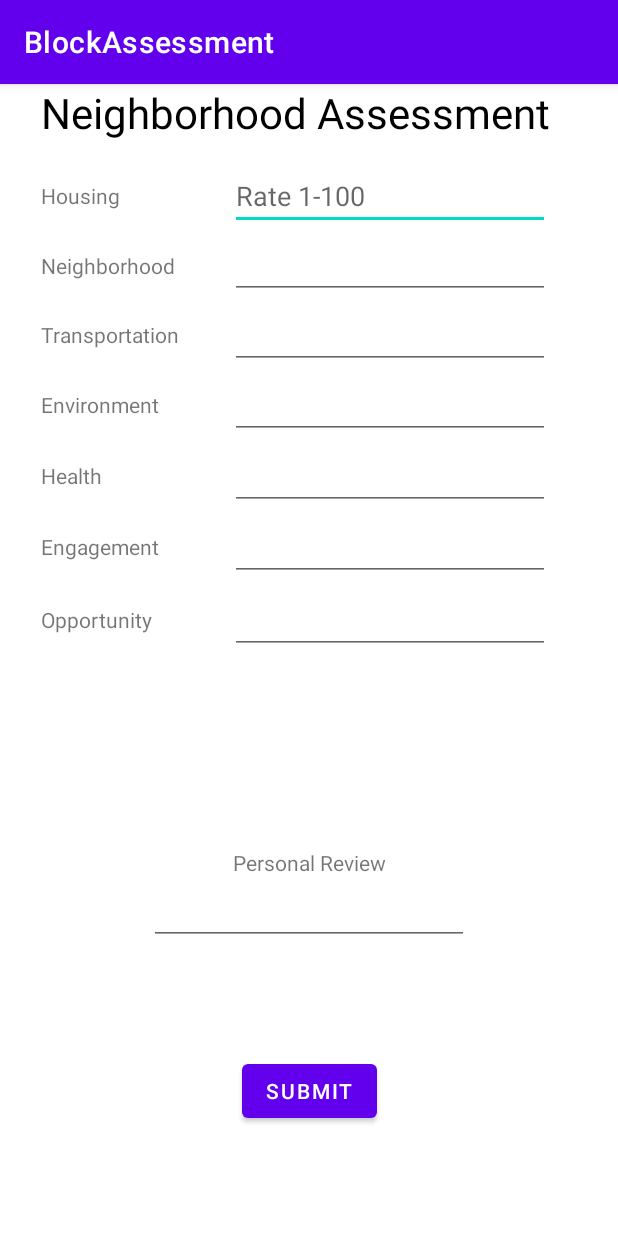
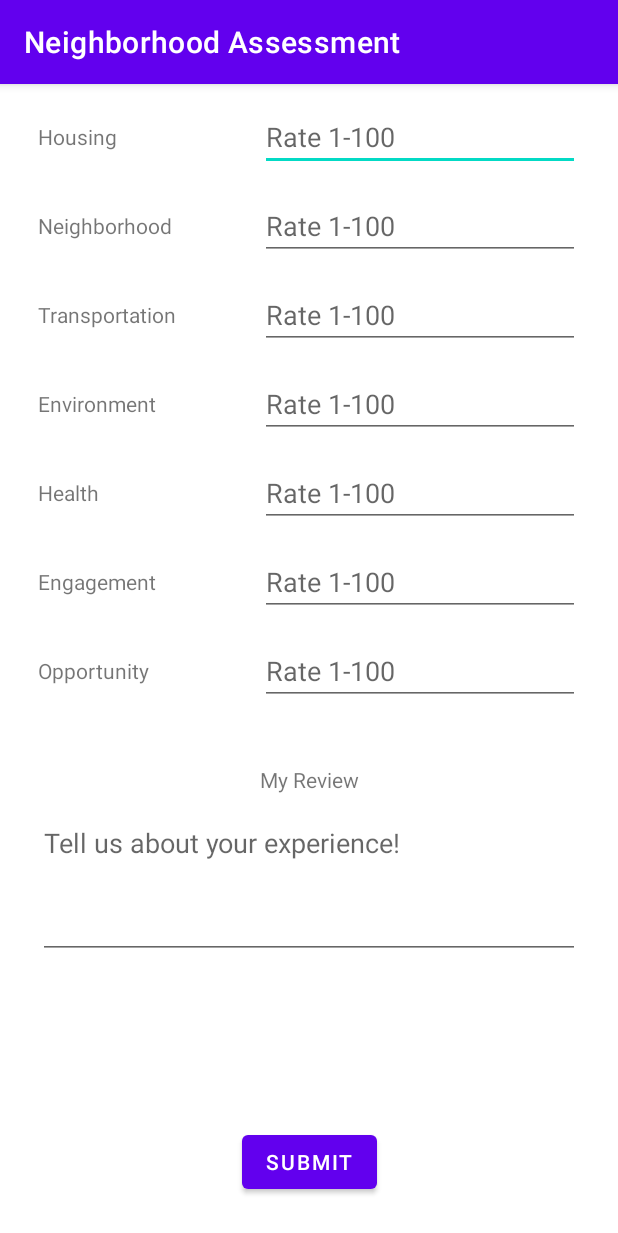
Before and after one commit to tuallen/CMSC436-Group-1, an Android app: the SurveyActivity screen opened directly, with no data from a screen before it, on a phone screen of 412 x 824 dp. Shown: the top 1233 px of the screen. Run offline under Robolectric (Android 15) with nearby library versions, the phone set to English and light mode, and no system bars; our stand-ins replace Firebase (no records; nobody signed in at launch, a user with empty details on screens opened directly).

Commit message:
Survey updates

```diff
--- a/BlockAssessment/app/src/main/java/com/example/blockassessment/SurveyActivity.kt
+++ b/BlockAssessment/app/src/main/java/com/example/blockassessment/SurveyActivity.kt
@@ -7,23 +7,22 @@ import android.util.Log
 import android.view.View
 import android.widget.Button
 import android.widget.EditText
-import android.widget.TextView
+import android.widget.Toast
 import androidx.appcompat.app.AppCompatActivity
 import com.google.firebase.firestore.FirebaseFirestore
 import com.google.firebase.firestore.ktx.firestore
 import com.google.firebase.ktx.Firebase
 
 class SurveyActivity : AppCompatActivity() {
-    lateinit var db : FirebaseFirestore
-    private lateinit var mTitle: TextView
-    lateinit var mHousing: EditText
-    lateinit var mNeighborhood: EditText
-    lateinit var mTransportation: EditText
-    lateinit var mEnvironment: EditText
-    lateinit var mHealth: EditText
-    lateinit var mEngagement: EditText
-    lateinit var mOpportunity: EditText
-    lateinit var mReview: EditText
+    private lateinit var db : FirebaseFirestore
+    private lateinit var mHousing: EditText
+    private lateinit var mNeighborhood: EditText
+    private lateinit var mTransportation: EditText
+    private lateinit var mEnvironment: EditText
+    private lateinit var mHealth: EditText
+    private lateinit var mEngagement: EditText
+    private lateinit var mOpportunity: EditText
+    private lateinit var mReview: EditText
     private lateinit var mSubmitButton: Button
 
     override fun onCreate(savedInstanceState: Bundle?) {
@@ -33,13 +32,12 @@ class SurveyActivity : AppCompatActivity() {
 
         db = Firebase.firestore // Reference to database
 
-        // Initialize title
-        mTitle = findViewById<View>(R.id.textViewTitle) as TextView
-        if (intent.hasExtra("blockName")) { // TODO: blockName
-            mTitle.text = intent.getStringExtra("blockName")
-        } else {
-            mTitle.text = resources.getString(R.string.default_survey_title)
-        }
+        // Set title
+        title = if (intent.hasExtra("blockName")) { // TODO: blockName
+                    intent.getStringExtra("blockName").toString()
+                } else {
+                    resources.getString(R.string.default_survey_title)
+                }
 
         // Initialize EditText fields
         mHousing = findViewById<View>(R.id.editTextHousing) as EditText
@@ -49,7 +47,7 @@ class SurveyActivity : AppCompatActivity() {
         mHealth = findViewById<View>(R.id.editTextHealth) as EditText
         mEngagement = findViewById<View>(R.id.editTextEngagement) as EditText
         mOpportunity = findViewById<View>(R.id.editTextOpportunity) as EditText
-        mReview = findViewById<View>(R.id.editTextPersonalReview) as EditText
+        mReview = findViewById<View>(R.id.editTextReview) as EditText
         // Limit score EditText fields to integers from 1 to 100
         mHousing.filters = arrayOf<InputFilter>(MinMaxFilter(1, 100))
         mNeighborhood.filters = arrayOf<InputFilter>(MinMaxFilter(1, 100))
@@ -94,9 +92,11 @@ class SurveyActivity : AppCompatActivity() {
             .add(assessment)
             .addOnSuccessListener { documentReference ->
                 Log.d(TAG, "DocumentSnapshot added with ID: ${documentReference.id}")
+                Toast.makeText(applicationContext, SUBMIT_SUCCESS, Toast.LENGTH_LONG).show()
             }
             .addOnFailureListener { e ->
                 Log.w(TAG, "Error adding document", e)
+                Toast.makeText(applicationContext, SUBMIT_FAILED, Toast.LENGTH_LONG).show()
             }
 
         // Close activity // TODO: Intent, if necessary
@@ -143,6 +143,8 @@ class SurveyActivity : AppCompatActivity() {
 
     companion object {
         private const val TAG = "Survey-Activity"
+        private const val SUBMIT_SUCCESS = "Assessment Submitted!"
+        private const val SUBMIT_FAILED = "Failed to submit assessment!"
     }
 
 }
--- a/BlockAssessment/app/src/main/res/layout/activity_survey.xml
+++ b/BlockAssessment/app/src/main/res/layout/activity_survey.xml
@@ -7,31 +7,21 @@
     tools:context=".SurveyActivity">
 
     <TextView
-        android:id="@+id/textViewTitle"
-        android:layout_width="wrap_content"
-        android:layout_height="wrap_content"
-        android:layout_marginStart="27dp"
-        android:text="@string/default_survey_title"
-        android:textColor="#000000"
-        android:textSize="28sp"
-        app:layout_constraintStart_toStartOf="parent"
-        app:layout_constraintTop_toTopOf="parent" />
-
-    <TextView
         android:id="@+id/textViewHousing"
         android:layout_width="wrap_content"
         android:layout_height="wrap_content"
+        android:layout_marginTop="25dp"
+        android:layout_marginLeft="25dp"
         android:text="Housing"
-        app:layout_constraintBottom_toTopOf="@+id/textViewNeighborhood"
-        app:layout_constraintStart_toStartOf="@+id/textViewTitle"
-        app:layout_constraintTop_toBottomOf="@+id/textViewTitle" />
+        app:layout_constraintStart_toStartOf="parent"
+        app:layout_constraintTop_toTopOf="parent" />
 
     <TextView
         android:id="@+id/textViewNeighborhood"
         android:layout_width="wrap_content"
         android:layout_height="wrap_content"
+        android:layout_marginTop="40dp"
         android:text="Neighborhood"
-        app:layout_constraintBottom_toTopOf="@+id/textViewTransportation"
         app:layout_constraintStart_toStartOf="@+id/textViewHousing"
         app:layout_constraintTop_toBottomOf="@+id/textViewHousing" />
 
@@ -39,16 +29,16 @@
         android:id="@+id/textViewTransportation"
         android:layout_width="wrap_content"
         android:layout_height="wrap_content"
-        android:layout_marginTop="157dp"
+        android:layout_marginTop="40dp"
         android:text="Transportation"
         app:layout_constraintStart_toStartOf="@+id/textViewNeighborhood"
-        app:layout_constraintTop_toTopOf="parent" />
+        app:layout_constraintTop_toBottomOf="@+id/textViewNeighborhood" />
 
     <TextView
         android:id="@+id/textViewEnvironment"
         android:layout_width="wrap_content"
         android:layout_height="wrap_content"
-        android:layout_marginTop="27dp"
+        android:layout_marginTop="40dp"
         android:text="Environment"
         app:layout_constraintStart_toStartOf="@+id/textViewTransportation"
         app:layout_constraintTop_toBottomOf="@+id/textViewTransportation" />
@@ -57,7 +47,7 @@
         android:id="@+id/textViewHealth"
         android:layout_width="wrap_content"
         android:layout_height="wrap_content"
-        android:layout_marginTop="28dp"
+        android:layout_marginTop="40dp"
         android:text="Health"
         app:layout_constraintStart_toStartOf="@+id/textViewEnvironment"
         app:layout_constraintTop_toBottomOf="@+id/textViewEnvironment" />
@@ -66,7 +56,7 @@
         android:id="@+id/textViewEngagement"
         android:layout_width="wrap_content"
         android:layout_height="wrap_content"
-        android:layout_marginTop="28dp"
+        android:layout_marginTop="40dp"
         android:text="Engagement"
         app:layout_constraintStart_toStartOf="@+id/textViewHealth"
         app:layout_constraintTop_toBottomOf="@+id/textViewHealth" />
@@ -75,29 +65,21 @@
         android:id="@+id/textViewOpportunity"
         android:layout_width="wrap_content"
         android:layout_height="wrap_content"
-        android:layout_marginTop="29dp"
+        android:layout_marginTop="40dp"
         android:text="Opportunity"
         app:layout_constraintStart_toStartOf="@+id/textViewEngagement"
         app:layout_constraintTop_toBottomOf="@+id/textViewEngagement" />
-
-    <TextView
-        android:id="@+id/textViewPersonalReview"
-        android:layout_width="wrap_content"
-        android:layout_height="wrap_content"
-        android:text="Personal Review"
-        app:layout_constraintBottom_toTopOf="@+id/editTextPersonalReview"
-        app:layout_constraintEnd_toEndOf="parent"
-        app:layout_constraintStart_toStartOf="parent" />
 
     <EditText
         android:id="@+id/editTextHousing"
         android:layout_width="wrap_content"
         android:layout_height="wrap_content"
+        android:layout_marginRight="25dp"
         android:ems="10"
         android:hint="Rate 1-100"
         android:inputType="number"
         app:layout_constraintBottom_toBottomOf="@+id/textViewHousing"
-        app:layout_constraintEnd_toEndOf="@+id/textViewTitle"
+        app:layout_constraintEnd_toEndOf="parent"
         app:layout_constraintTop_toTopOf="@+id/textViewHousing" />
 
     <EditText
@@ -105,6 +87,7 @@
         android:layout_width="wrap_content"
         android:layout_height="wrap_content"
         android:ems="10"
+        android:hint="Rate 1-100"
         android:inputType="number"
         app:layout_constraintBottom_toBottomOf="@+id/textViewNeighborhood"
         app:layout_constraintEnd_toEndOf="@+id/editTextHousing"
@@ -115,6 +98,7 @@
         android:layout_width="wrap_content"
         android:layout_height="wrap_content"
         android:ems="10"
+        android:hint="Rate 1-100"
         android:inputType="number"
         app:layout_constraintBottom_toBottomOf="@+id/textViewTransportation"
         app:layout_constraintEnd_toEndOf="@+id/editTextNeighborhood"
@@ -125,6 +109,7 @@
         android:layout_width="wrap_content"
         android:layout_height="wrap_content"
         android:ems="10"
+        android:hint="Rate 1-100"
         android:inputType="number"
         app:layout_constraintBottom_toBottomOf="@+id/textViewEnvironment"
         app:layout_constraintEnd_toEndOf="@+id/editTextTransportation"
@@ -135,6 +120,7 @@
         android:layout_width="wrap_content"
         android:layout_height="wrap_content"
         android:ems="10"
+        android:hint="Rate 1-100"
         android:inputType="number"
         app:layout_constraintBottom_toBottomOf="@+id/textViewHealth"
         app:layout_constraintEnd_toEndOf="@+id/editTextEnvironment"
@@ -145,6 +131,7 @@
         android:layout_width="wrap_content"
         android:layout_height="wrap_content"
         android:ems="10"
+        android:hint="Rate 1-100"
         android:inputType="number"
         app:layout_constraintBottom_toBottomOf="@+id/textViewEngagement"
         app:layout_constraintEnd_toEndOf="@+id/editTextHealth"
@@ -155,32 +142,46 @@
         android:layout_width="wrap_content"
         android:layout_height="wrap_content"
         android:ems="10"
+        android:hint="Rate 1-100"
         android:inputType="number"
         app:layout_constraintBottom_toBottomOf="@+id/textViewOpportunity"
         app:layout_constraintEnd_toEndOf="@+id/editTextEngagement"
         app:layout_constraintTop_toTopOf="@+id/textViewOpportunity" />
 
-    <EditText
-        android:id="@+id/editTextPersonalReview"
+    <TextView
+        android:id="@+id/textViewReview"
         android:layout_width="wrap_content"
         android:layout_height="wrap_content"
-        android:layout_marginTop="177dp"
-        android:layout_marginBottom="177dp"
+        android:text="My Review"
+        android:layout_marginTop="40dp"
+        app:layout_constraintEnd_toEndOf="parent"
+        app:layout_constraintStart_toStartOf="parent"
+        app:layout_constraintTop_toBottomOf="@+id/editTextOpportunity" />
+
+    <EditText
+        android:id="@+id/editTextReview"
+        android:layout_width="match_parent"
+        android:layout_height="100dp"
+        android:layout_marginTop="10dp"
+        android:layout_marginLeft="25dp"
+        android:layout_marginRight="25dp"
         android:ems="10"
         android:gravity="start|top"
+        android:hint="Tell us about your experience!"
         android:inputType="textMultiLine"
-        app:layout_constraintBottom_toBottomOf="parent"
         app:layout_constraintEnd_toEndOf="parent"
+        app:layout_constraintHorizontal_bias="0.502"
         app:layout_constraintStart_toStartOf="parent"
-        app:layout_constraintTop_toTopOf="@+id/editTextOpportunity" />
+        app:layout_constraintTop_toBottomOf="@+id/textViewReview" />
 
     <Button
         android:id="@+id/buttonSubmitAssessment"
         android:layout_width="wrap_content"
         android:layout_height="wrap_content"
+        android:layout_marginBottom="25dp"
         android:text="Submit"
         app:layout_constraintBottom_toBottomOf="parent"
         app:layout_constraintEnd_toEndOf="parent"
-        app:layout_constraintStart_toStartOf="parent"
-        app:layout_constraintTop_toBottomOf="@+id/editTextPersonalReview" />
+        app:layout_constraintHorizontal_bias="0.5"
+        app:layout_constraintStart_toStartOf="parent" />
 </androidx.constraintlayout.widget.ConstraintLayout>
```
